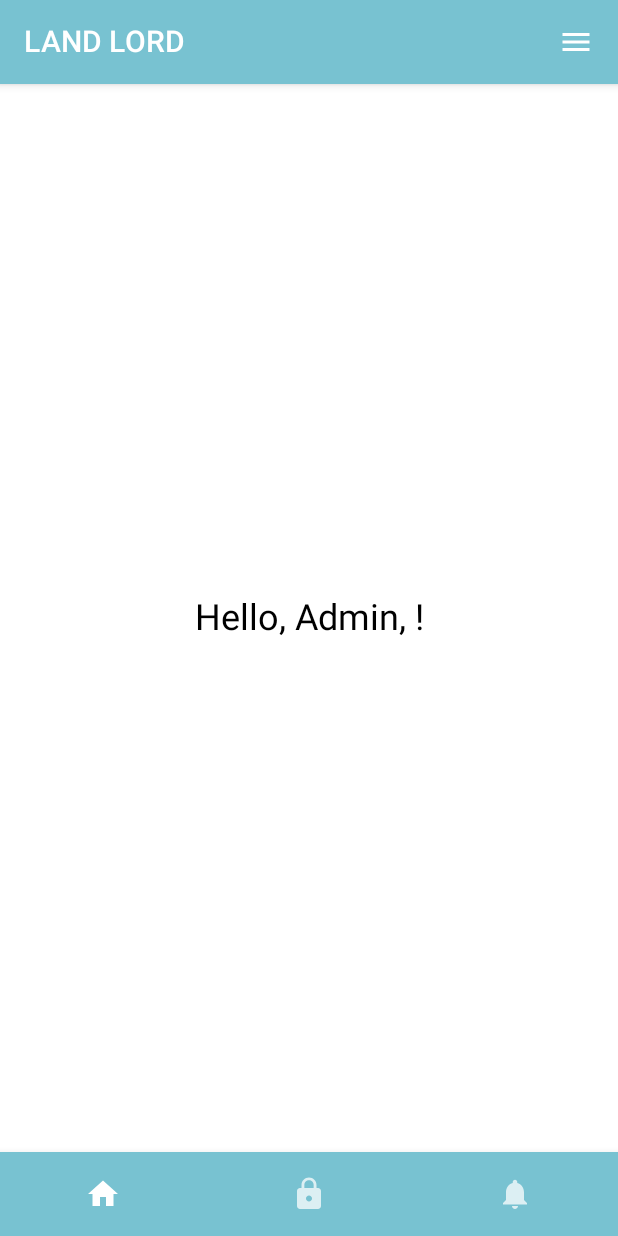
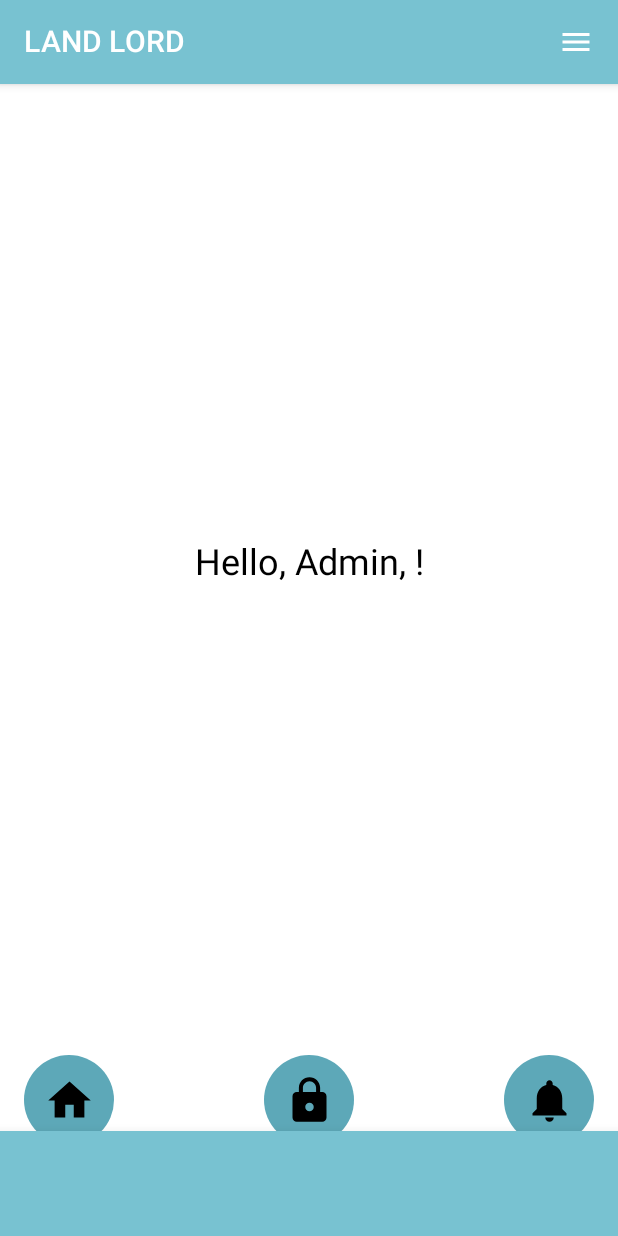
Before and after one commit to outeCOR3/Automated-Mail-Parcen-Notification-System, an Android app built with Jetpack Compose: the composable AdminLandingPage called with empty values, on a phone screen of 412 x 824 dp. Run offline under Robolectric (Android 15) with nearby library versions, the phone set to English and light mode, and no system bars.

Commit message:
50% UI admin

```diff
--- a/composeApp/build.gradle.kts
+++ b/composeApp/build.gradle.kts
@@ -107,6 +107,7 @@ android {
 
 dependencies {
     implementation(libs.androidx.ui.geometry.android)
+    implementation(libs.androidx.animation.core.android)
     debugImplementation(compose.uiTooling)
 }
 
--- a/composeApp/src/commonMain/kotlin/org/example/project/screens/AdminLandingPage.kt
+++ b/composeApp/src/commonMain/kotlin/org/example/project/screens/AdminLandingPage.kt
@@ -1,10 +1,21 @@
 package org.example.project.screens
 
+import androidx.compose.animation.core.animateDpAsState
+import androidx.compose.animation.core.tween
+import androidx.compose.foundation.background
+import androidx.compose.foundation.clickable
 import androidx.compose.foundation.layout.Box
 import androidx.compose.foundation.layout.Column
+import androidx.compose.foundation.layout.Spacer
 import androidx.compose.foundation.layout.fillMaxSize
-import androidx.compose.material.BottomNavigation
-import androidx.compose.material.BottomNavigationItem
+import androidx.compose.foundation.layout.fillMaxWidth
+import androidx.compose.foundation.layout.height
+import androidx.compose.foundation.layout.offset
+import androidx.compose.foundation.layout.padding
+import androidx.compose.foundation.layout.size
+import androidx.compose.foundation.shape.CircleShape
+import androidx.compose.foundation.shape.CutCornerShape
+import androidx.compose.material.BottomAppBar
 import androidx.compose.material.DropdownMenu
 import androidx.compose.material.DropdownMenuItem
 import androidx.compose.material.Icon
@@ -24,6 +35,8 @@ import androidx.compose.runtime.setValue
 import androidx.compose.ui.Alignment
 import androidx.compose.ui.Modifier
 import androidx.compose.ui.graphics.Color
+import androidx.compose.ui.unit.Dp
+import androidx.compose.ui.unit.dp
 import androidx.compose.ui.unit.sp
 import io.ktor.client.HttpClient
 
@@ -36,34 +49,55 @@ fun AdminLandingPage(
     onCreateUser: () -> Unit = {},
     onLogout: () -> Unit = {}
 ) {
-
     var menuExpanded by remember { mutableStateOf(false) }
     var showCreateUser by remember { mutableStateOf(false) }
     var selectedItem by remember { mutableStateOf(0) }
+
+    var isHomeIconClicked by remember { mutableStateOf(false) }
+    var isLockIconClicked by remember { mutableStateOf(false) }
+    var isNotificationIconClicked by remember { mutableStateOf(false) }
     val client = HttpClient()
 
     if (showCreateUser) {
-        // Display the CreateUserScreen when showCreateUser is true
         CreateUserScreen(
             onCreateUser = { username, password ->
-                // Handle create user logic
-                showCreateUser = false // Close after creating user
+                showCreateUser = false
+                // Handle user creation logic
             },
-            onCancel = {
-                showCreateUser = false // Close if canceled
-            },
+            onCancel = { showCreateUser = false },
             client = client
         )
     } else {
+        val bottomBarHeight = 70.dp
+        val bottomBarShape = CutCornerShape(topStart = 24.dp, topEnd = 24.dp)
+
+        // Animation configurations
+        val animationSpec = tween<Dp>(durationMillis = 400, easing = androidx.compose.animation.core.FastOutSlowInEasing)
+
+        // Home icon animations
+        val homeIconSize by animateDpAsState(targetValue = if (isHomeIconClicked) 72.dp else 60.dp, animationSpec = animationSpec)
+        val homeIconOffset by animateDpAsState(targetValue = if (isHomeIconClicked) (-40).dp else (9).dp, animationSpec = animationSpec)
+
+        // Lock icon animations
+        val lockIconSize by animateDpAsState(targetValue = if (isLockIconClicked) 72.dp else 60.dp, animationSpec = animationSpec)
+        val lockIconOffset by animateDpAsState(targetValue = if (isLockIconClicked) (-40).dp else(9).dp, animationSpec = animationSpec)
+
+        // Notification icon animations
+        val notificationIconSize by animateDpAsState(targetValue = if (isNotificationIconClicked) 72.dp else 60.dp, animationSpec = animationSpec)
+        val notificationIconOffset by animateDpAsState(targetValue = if (isNotificationIconClicked) (-40).dp else (9).dp, animationSpec = animationSpec)
+
         Column(modifier = Modifier.fillMaxSize()) {
-            // Top Bar
             TopAppBar(
                 title = { Text(text = "LAND LORD", color = Color.White) },
                 backgroundColor = Color(0xFF78C2D1),
                 actions = {
                     Box {
                         IconButton(onClick = { menuExpanded = true }) {
-                            Icon(imageVector = Icons.Default.Menu, contentDescription = "Menu", tint = Color.White)
+                            Icon(
+                                imageVector = Icons.Default.Menu,
+                                contentDescription = "Menu",
+                                tint = Color.White
+                            )
                         }
                         DropdownMenu(
                             expanded = menuExpanded,
@@ -71,7 +105,7 @@ fun AdminLandingPage(
                         ) {
                             DropdownMenuItem(onClick = {
                                 menuExpanded = false
-                                showCreateUser = true // Trigger showing CreateUserScreen
+                                showCreateUser = true
                             }) {
                                 Text("Create User")
                             }
@@ -86,41 +120,104 @@ fun AdminLandingPage(
                 }
             )
 
-            // Centered "Hello, Admin"
-            Box(
-                modifier = Modifier.weight(1f).fillMaxSize(),
-                contentAlignment = Alignment.Center
-            ) {
+            Box(modifier = Modifier.weight(1f).fillMaxSize(), contentAlignment = Alignment.Center) {
                 Text(text = "Hello, Admin, $username!", fontSize = 24.sp)
             }
 
-            // Bottom Navigation Bar
-            BottomNavigation(backgroundColor = Color(0xFF78C2D1), contentColor = Color.White) {
-                BottomNavigationItem(
-                    icon = { Icon(Icons.Filled.Home, contentDescription = "Home") },
-                    selected = selectedItem == 0,
-                    onClick = {
+            // Main screen content area
+            Box(modifier = Modifier.fillMaxWidth()) {
+                // Overlapping icons with animations outside the BottomAppBar
+                Box(
+                    modifier = Modifier
+                        .offset(y = homeIconOffset)  // Control home icon's vertical offset
+                        .align(Alignment.BottomStart)  // Align to the bottom left of the screen
+                        .padding(start = 16.dp)
+                ) {
+                    Box(
+                        modifier = Modifier
+                            .size(homeIconSize)
+                            .background(Color(0xFF5DA8B8), shape = CircleShape)
+                            .clickable {
+                                isHomeIconClicked = !isHomeIconClicked
                                 selectedItem = 0
                                 onNavigateToHome()
+                            },
+                        contentAlignment = Alignment.Center
+                    ) {
+                        Icon(
+                            Icons.Filled.Home,
+                            contentDescription = "Home",
+                            tint = Color.Black,
+                            modifier = Modifier.size(34.dp)
+                        )
                     }
-                )
-                BottomNavigationItem(
-                    icon = { Icon(Icons.Filled.Lock, contentDescription = "Lock") },
-                    selected = selectedItem == 1,
-                    onClick = {
+                }
+
+                Box(
+                    modifier = Modifier
+                        .offset(y = lockIconOffset)  // Control lock icon's vertical offset
+                        .align(Alignment.BottomCenter)  // Align to the bottom center of the screen
+                ) {
+                    Box(
+                        modifier = Modifier
+                            .size(lockIconSize)
+                            .background(Color(0xFF5DA8B8), shape = CircleShape)
+                            .clickable {
+                                isLockIconClicked = !isLockIconClicked
                                 selectedItem = 1
                                 onNavigateToLock()
+                            },
+                        contentAlignment = Alignment.Center
+                    ) {
+                        Icon(
+                            Icons.Filled.Lock,
+                            contentDescription = "Lock",
+                            tint = Color.Black,
+                            modifier = Modifier.size(34.dp)
+                        )
                     }
-                )
-                BottomNavigationItem(
-                    icon = { Icon(Icons.Filled.Notifications, contentDescription = "Notifications") },
-                    selected = selectedItem == 2,
-                    onClick = {
+                }
+
+                Box(
+                    modifier = Modifier
+                        .offset(y = notificationIconOffset)  // Control notification icon's vertical offset
+                        .align(Alignment.BottomEnd)  // Align to the bottom right of the screen
+                        .padding(end = 16.dp)
+                ) {
+                    Box(
+                        modifier = Modifier
+                            .size(notificationIconSize)
+                            .background(Color(0xFF5DA8B8), shape = CircleShape)
+                            .clickable {
+                                isNotificationIconClicked = !isNotificationIconClicked
                                 selectedItem = 2
                                 onNavigateToNotifications()
-                    }
+                            },
+                        contentAlignment = Alignment.Center
+                    ) {
+                        Icon(
+                            Icons.Filled.Notifications,
+                            contentDescription = "Notifications",
+                            tint = Color.Black,
+                            modifier = Modifier.size(34.dp)
                         )
                     }
                 }
             }
+
+            // Bottom app bar without space between the app bar and icons
+            BottomAppBar(
+                backgroundColor = Color(0xFF78C2D1),
+                modifier = Modifier
+                    .fillMaxWidth()
+                    .height(bottomBarHeight) // Keep the height for the BottomAppBar
+                    .padding(0.dp), // No padding
+                elevation = 12.dp
+            ) {
+                // BottomAppBar items can be added here, but it's empty for now.
+                Spacer(modifier = Modifier.weight(1f))
+                // You can add more actions here like icons or buttons if needed.
             }
+        }
+    }
+}
--- a/gradle/libs.versions.toml
+++ b/gradle/libs.versions.toml
@@ -49,6 +49,7 @@ krypto = "2.0.0"
 kotlinxSerialization = "1.5.0"
 compose_material_icons = "1.7.8"
 uiGeometryAndroid = "1.7.8"
+animationCoreAndroid = "1.7.8"
 
 [libraries]
 kotlinx-serialization-json-v150 = { module = "org.jetbrains.kotlinx:kotlinx-serialization-json", version.ref = "jetbrainsKotlinxSerializationJsonVersion" }
@@ -112,6 +113,7 @@ ktor-server-core = { module = "io.ktor:ktor-server-core-jvm", version.ref = "kto
 ktor-server-netty = { module = "io.ktor:ktor-server-netty-jvm", version.ref = "ktor" }
 ktor-server-tests = { module = "io.ktor:ktor-server-tests-jvm", version.ref = "ktor" }
 androidx-ui-geometry-android = { group = "androidx.compose.ui", name = "ui-geometry-android", version.ref = "uiGeometryAndroid" }
+androidx-animation-core-android = { group = "androidx.compose.animation", name = "animation-core-android", version.ref = "animationCoreAndroid" }
 
 
 [plugins]
```
Lines whose indentation alone changed are shown as unchanged.
